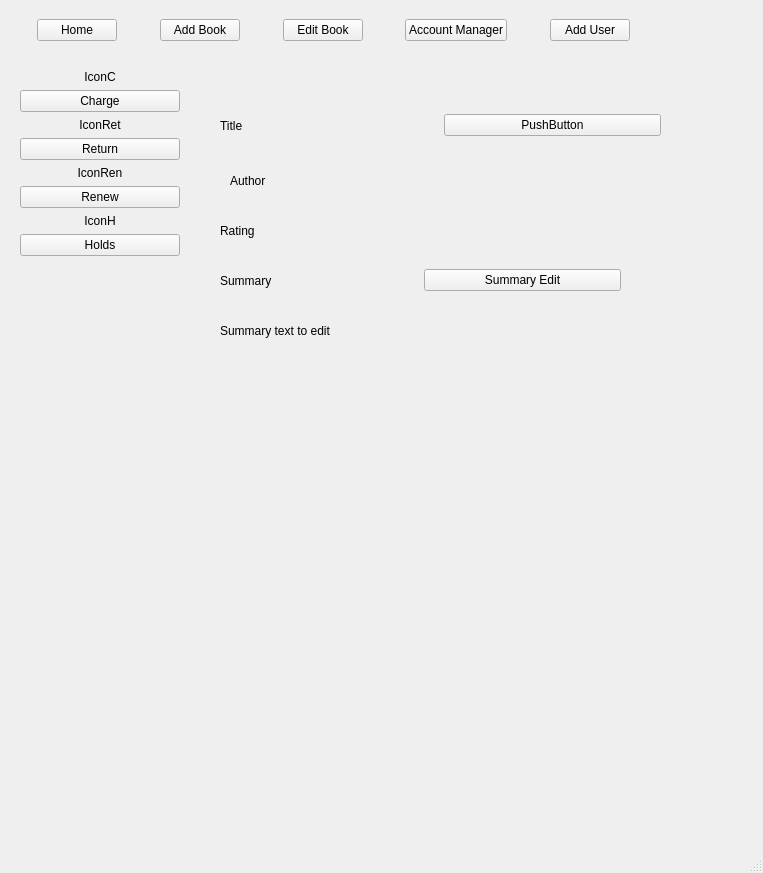
This is IsraelEthanTaehgCS106point2/adminBookPage.ui in israelBlackyb/IETMCS106.2 as Qt 5 draws it before an edit. The edited form follows.
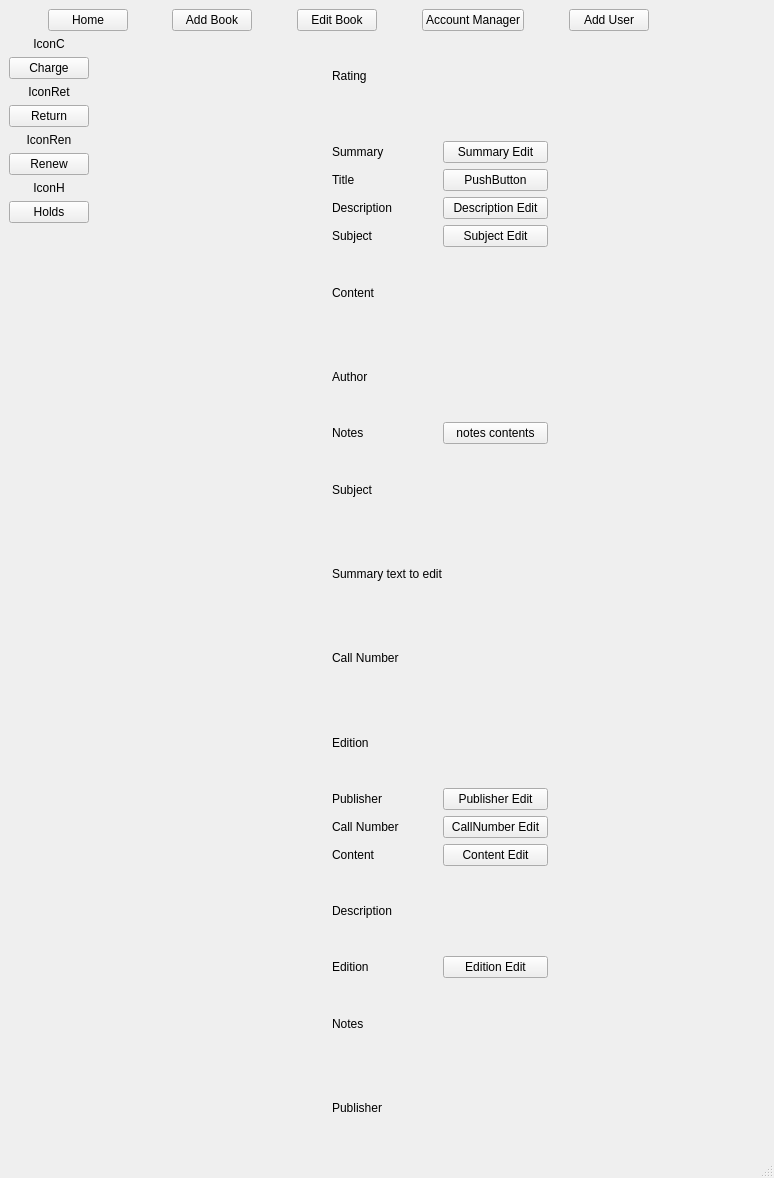
This is the edited form.

Commit message: admin book page is complete

Patch:
```diff
--- a/IsraelEthanTaehgCS106point2/adminBookPage.ui
+++ b/IsraelEthanTaehgCS106point2/adminBookPage.ui
@@ -6,23 +6,18 @@
    <rect>
     <x>0</x>
     <y>0</y>
-    <width>763</width>
-    <height>873</height>
+    <width>774</width>
+    <height>1178</height>
    </rect>
   </property>
   <property name="windowTitle">
    <string>MainWindow</string>
   </property>
   <widget class="QWidget" name="centralwidget">
-   <widget class="QWidget" name="horizontalLayoutWidget">
-    <property name="geometry">
-     <rect>
-      <x>0</x>
-      <y>0</y>
-      <width>761</width>
-      <height>61</height>
-     </rect>
-    </property>
+   <layout class="QVBoxLayout" name="verticalLayout_5">
+    <item>
+     <layout class="QVBoxLayout" name="verticalLayout_4">
+      <item>
     <layout class="QHBoxLayout" name="horizontalLayout">
      <item>
       <spacer name="horizontalSpacer">
@@ -124,19 +119,6 @@
        </property>
       </widget>
      </item>
-     <item>
-      <spacer name="verticalSpacer_3">
-       <property name="orientation">
-        <enum>Qt::Vertical</enum>
-       </property>
-       <property name="sizeHint" stdset="0">
-        <size>
-         <width>20</width>
-         <height>40</height>
-        </size>
-       </property>
-      </spacer>
-     </item>
      <item>
       <spacer name="horizontalSpacer_8">
        <property name="orientation">
@@ -177,16 +159,10 @@
       </spacer>
      </item>
     </layout>
-   </widget>
-   <widget class="QWidget" name="verticalLayoutWidget_2">
-    <property name="geometry">
-     <rect>
-      <x>20</x>
-      <y>70</y>
-      <width>160</width>
-      <height>481</height>
-     </rect>
-    </property>
+      </item>
+      <item>
+       <layout class="QHBoxLayout" name="horizontalLayout_21">
+        <item>
     <layout class="QVBoxLayout" name="verticalLayout_2">
      <item>
       <layout class="QVBoxLayout" name="verticalLayout">
@@ -261,6 +237,21 @@
       </layout>
      </item>
      <item>
+           <spacer name="verticalSpacer_2">
+            <property name="orientation">
+             <enum>Qt::Vertical</enum>
+            </property>
+            <property name="sizeHint" stdset="0">
+             <size>
+              <width>20</width>
+              <height>40</height>
+             </size>
+            </property>
+           </spacer>
+          </item>
+         </layout>
+        </item>
+        <item>
       <spacer name="verticalSpacer">
        <property name="orientation">
         <enum>Qt::Vertical</enum>
@@ -273,62 +264,22 @@
        </property>
       </spacer>
      </item>
-    </layout>
-   </widget>
-   <widget class="QWidget" name="horizontalLayoutWidget_2">
-    <property name="geometry">
-     <rect>
-      <x>220</x>
-      <y>100</y>
-      <width>441</width>
-      <height>51</height>
-     </rect>
-    </property>
-    <layout class="QHBoxLayout" name="horizontalLayout_2">
      <item>
-      <widget class="QLabel" name="bookTitle">
-       <property name="text">
-        <string>Title</string>
-       </property>
-      </widget>
-     </item>
-     <item>
-      <widget class="QPushButton" name="bookTitleEditBtn">
-       <property name="text">
-        <string>PushButton</string>
-       </property>
-      </widget>
-     </item>
-    </layout>
-   </widget>
-   <widget class="QWidget" name="horizontalLayoutWidget_3">
-    <property name="geometry">
-     <rect>
-      <x>230</x>
-      <y>160</y>
-      <width>381</width>
-      <height>41</height>
-     </rect>
-    </property>
-    <layout class="QHBoxLayout" name="horizontalLayout_3">
+         <spacer name="horizontalSpacer_9">
+          <property name="orientation">
+           <enum>Qt::Horizontal</enum>
+          </property>
+          <property name="sizeHint" stdset="0">
+           <size>
+            <width>40</width>
+            <height>20</height>
+           </size>
+          </property>
+         </spacer>
+        </item>
      <item>
-      <widget class="QLabel" name="label_5">
-       <property name="text">
-        <string>Author</string>
-       </property>
-      </widget>
-     </item>
-    </layout>
-   </widget>
-   <widget class="QWidget" name="horizontalLayoutWidget_4">
-    <property name="geometry">
-     <rect>
-      <x>220</x>
-      <y>210</y>
-      <width>391</width>
-      <height>41</height>
-     </rect>
-    </property>
+         <layout class="QVBoxLayout" name="verticalLayout_3">
+          <item>
     <layout class="QHBoxLayout" name="horizontalLayout_4">
      <item>
       <widget class="QLabel" name="label_6">
@@ -338,16 +289,21 @@
       </widget>
      </item>
     </layout>
-   </widget>
-   <widget class="QWidget" name="horizontalLayoutWidget_5">
-    <property name="geometry">
-     <rect>
-      <x>220</x>
-      <y>260</y>
-      <width>401</width>
-      <height>41</height>
-     </rect>
-    </property>
+          </item>
+          <item>
+           <spacer name="horizontalSpacer_11">
+            <property name="orientation">
+             <enum>Qt::Horizontal</enum>
+            </property>
+            <property name="sizeHint" stdset="0">
+             <size>
+              <width>40</width>
+              <height>20</height>
+             </size>
+            </property>
+           </spacer>
+          </item>
+          <item>
     <layout class="QHBoxLayout" name="horizontalLayout_5">
      <item>
       <widget class="QLabel" name="label_7">
@@ -364,16 +320,113 @@
       </widget>
      </item>
     </layout>
-   </widget>
-   <widget class="QWidget" name="horizontalLayoutWidget_6">
-    <property name="geometry">
-     <rect>
-      <x>220</x>
-      <y>310</y>
-      <width>441</width>
-      <height>41</height>
-     </rect>
-    </property>
+          </item>
+          <item>
+           <layout class="QHBoxLayout" name="horizontalLayout_2">
+            <item>
+             <widget class="QLabel" name="bookTitle">
+              <property name="text">
+               <string>Title</string>
+              </property>
+             </widget>
+            </item>
+            <item>
+             <widget class="QPushButton" name="bookTitleEditBtn">
+              <property name="text">
+               <string>PushButton</string>
+              </property>
+             </widget>
+            </item>
+           </layout>
+          </item>
+          <item>
+           <layout class="QHBoxLayout" name="horizontalLayout_13">
+            <item>
+             <widget class="QLabel" name="label_14">
+              <property name="text">
+               <string>Description</string>
+              </property>
+             </widget>
+            </item>
+            <item>
+             <widget class="QPushButton" name="pushButton_8">
+              <property name="text">
+               <string>Description Edit</string>
+              </property>
+             </widget>
+            </item>
+           </layout>
+          </item>
+          <item>
+           <layout class="QHBoxLayout" name="horizontalLayout_7">
+            <item>
+             <widget class="QLabel" name="label_8">
+              <property name="text">
+               <string>Subject</string>
+              </property>
+             </widget>
+            </item>
+            <item>
+             <widget class="QPushButton" name="pushButton_5">
+              <property name="text">
+               <string>Subject Edit</string>
+              </property>
+             </widget>
+            </item>
+           </layout>
+          </item>
+          <item>
+           <layout class="QHBoxLayout" name="horizontalLayout_10">
+            <item>
+             <widget class="QLabel" name="label_11">
+              <property name="text">
+               <string>Content</string>
+              </property>
+             </widget>
+            </item>
+           </layout>
+          </item>
+          <item>
+           <layout class="QHBoxLayout" name="horizontalLayout_3">
+            <item>
+             <widget class="QLabel" name="label_5">
+              <property name="text">
+               <string>Author</string>
+              </property>
+             </widget>
+            </item>
+           </layout>
+          </item>
+          <item>
+           <layout class="QHBoxLayout" name="horizontalLayout_11">
+            <item>
+             <widget class="QLabel" name="label_12">
+              <property name="text">
+               <string>Notes</string>
+              </property>
+             </widget>
+            </item>
+            <item>
+             <widget class="QPushButton" name="pushButton_7">
+              <property name="text">
+               <string>notes contents</string>
+              </property>
+             </widget>
+            </item>
+           </layout>
+          </item>
+          <item>
+           <layout class="QHBoxLayout" name="horizontalLayout_8">
+            <item>
+             <widget class="QLabel" name="label_9">
+              <property name="text">
+               <string>Subject</string>
+              </property>
+             </widget>
+            </item>
+           </layout>
+          </item>
+          <item>
     <layout class="QHBoxLayout" name="horizontalLayout_6">
      <item>
       <widget class="QLabel" name="bookDesc">
@@ -383,18 +436,154 @@
       </widget>
      </item>
     </layout>
-   </widget>
-   <widget class="QWidget" name="horizontalLayoutWidget_7">
-    <property name="geometry">
-     <rect>
-      <x>220</x>
-      <y>360</y>
-      <width>401</width>
-      <height>41</height>
-     </rect>
-    </property>
-    <layout class="QHBoxLayout" name="horizontalLayout_7"/>
-   </widget>
+          </item>
+          <item>
+           <layout class="QHBoxLayout" name="horizontalLayout_20">
+            <item>
+             <widget class="QLabel" name="label_21">
+              <property name="text">
+               <string>Call Number</string>
+              </property>
+             </widget>
+            </item>
+           </layout>
+          </item>
+          <item>
+           <layout class="QHBoxLayout" name="horizontalLayout_18">
+            <item>
+             <widget class="QLabel" name="label_19">
+              <property name="text">
+               <string>Edition</string>
+              </property>
+             </widget>
+            </item>
+           </layout>
+          </item>
+          <item>
+           <layout class="QHBoxLayout" name="horizontalLayout_15">
+            <item>
+             <widget class="QLabel" name="label_16">
+              <property name="text">
+               <string>Publisher</string>
+              </property>
+             </widget>
+            </item>
+            <item>
+             <widget class="QPushButton" name="pushButton_9">
+              <property name="text">
+               <string>Publisher Edit</string>
+              </property>
+             </widget>
+            </item>
+           </layout>
+          </item>
+          <item>
+           <layout class="QHBoxLayout" name="horizontalLayout_19">
+            <item>
+             <widget class="QLabel" name="label_20">
+              <property name="text">
+               <string>Call Number</string>
+              </property>
+             </widget>
+            </item>
+            <item>
+             <widget class="QPushButton" name="pushButton_11">
+              <property name="text">
+               <string>CallNumber Edit</string>
+              </property>
+             </widget>
+            </item>
+           </layout>
+          </item>
+          <item>
+           <layout class="QHBoxLayout" name="horizontalLayout_9">
+            <item>
+             <widget class="QLabel" name="label_10">
+              <property name="text">
+               <string>Content</string>
+              </property>
+             </widget>
+            </item>
+            <item>
+             <widget class="QPushButton" name="pushButton_6">
+              <property name="text">
+               <string>Content Edit</string>
+              </property>
+             </widget>
+            </item>
+           </layout>
+          </item>
+          <item>
+           <layout class="QHBoxLayout" name="horizontalLayout_14">
+            <item>
+             <widget class="QLabel" name="label_15">
+              <property name="text">
+               <string>Description</string>
+              </property>
+             </widget>
+            </item>
+           </layout>
+          </item>
+          <item>
+           <layout class="QHBoxLayout" name="horizontalLayout_17">
+            <item>
+             <widget class="QLabel" name="label_18">
+              <property name="text">
+               <string>Edition</string>
+              </property>
+             </widget>
+            </item>
+            <item>
+             <widget class="QPushButton" name="pushButton_10">
+              <property name="text">
+               <string>Edition Edit</string>
+              </property>
+             </widget>
+            </item>
+           </layout>
+          </item>
+          <item>
+           <layout class="QHBoxLayout" name="horizontalLayout_12">
+            <item>
+             <widget class="QLabel" name="label_13">
+              <property name="text">
+               <string>Notes</string>
+              </property>
+             </widget>
+            </item>
+           </layout>
+          </item>
+          <item>
+           <layout class="QHBoxLayout" name="horizontalLayout_16">
+            <item>
+             <widget class="QLabel" name="label_17">
+              <property name="text">
+               <string>Publisher</string>
+              </property>
+             </widget>
+            </item>
+           </layout>
+          </item>
+         </layout>
+        </item>
+        <item>
+         <spacer name="horizontalSpacer_10">
+          <property name="orientation">
+           <enum>Qt::Horizontal</enum>
+          </property>
+          <property name="sizeHint" stdset="0">
+           <size>
+            <width>40</width>
+            <height>20</height>
+           </size>
+          </property>
+         </spacer>
+        </item>
+       </layout>
+      </item>
+     </layout>
+    </item>
+   </layout>
   </widget>
   <widget class="QMenuBar" name="menubar">
    <property name="geometry">
```
Left out of the diff: 2 changed lines with no effect on the pictures. Lines whose indentation alone changed are shown as unchanged. The commit also changes 5 other files.
